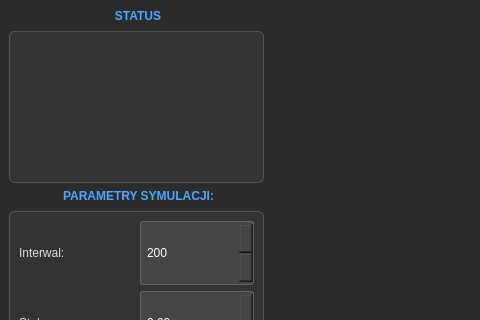
KajetanBed/ProjektPKSEM3, file mainwindow.ui: the form before one commit; both pictures show x 0 to 480 and y 0 to 320 of the 1300 by 800 pixel window.
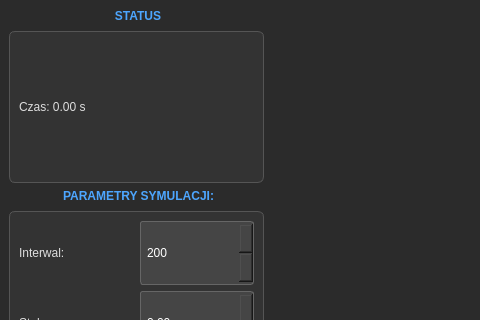
The form after the commit. Custom widgets are drawn as their Qt base class.

```diff
--- a/mainwindow.ui
+++ b/mainwindow.ui
@@ -577,7 +577,7 @@
             </sizepolicy>
            </property>
            <property name="text">
-            <string/>
+            <string>Czas: 0.00 s</string>
            </property>
           </widget>
          </item>
```
